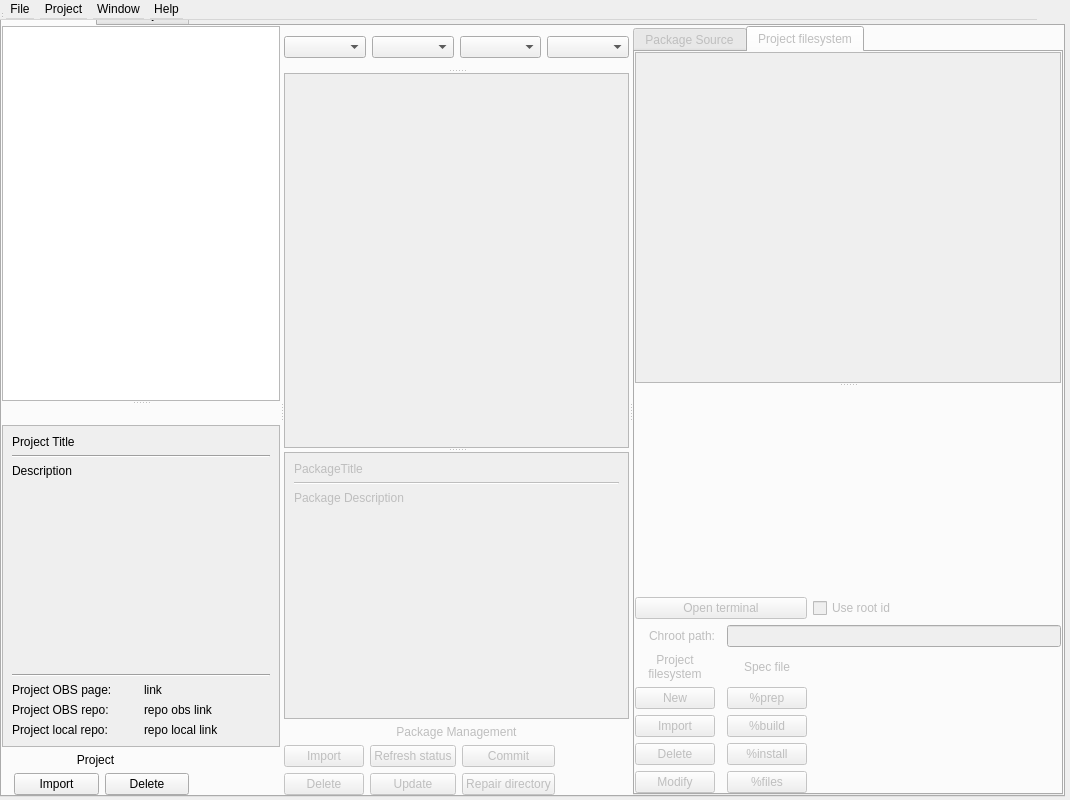
Old version of the form obslight/ObsLightGui/ui/obsLightMain.ui in the repository ronan22/obs-light.
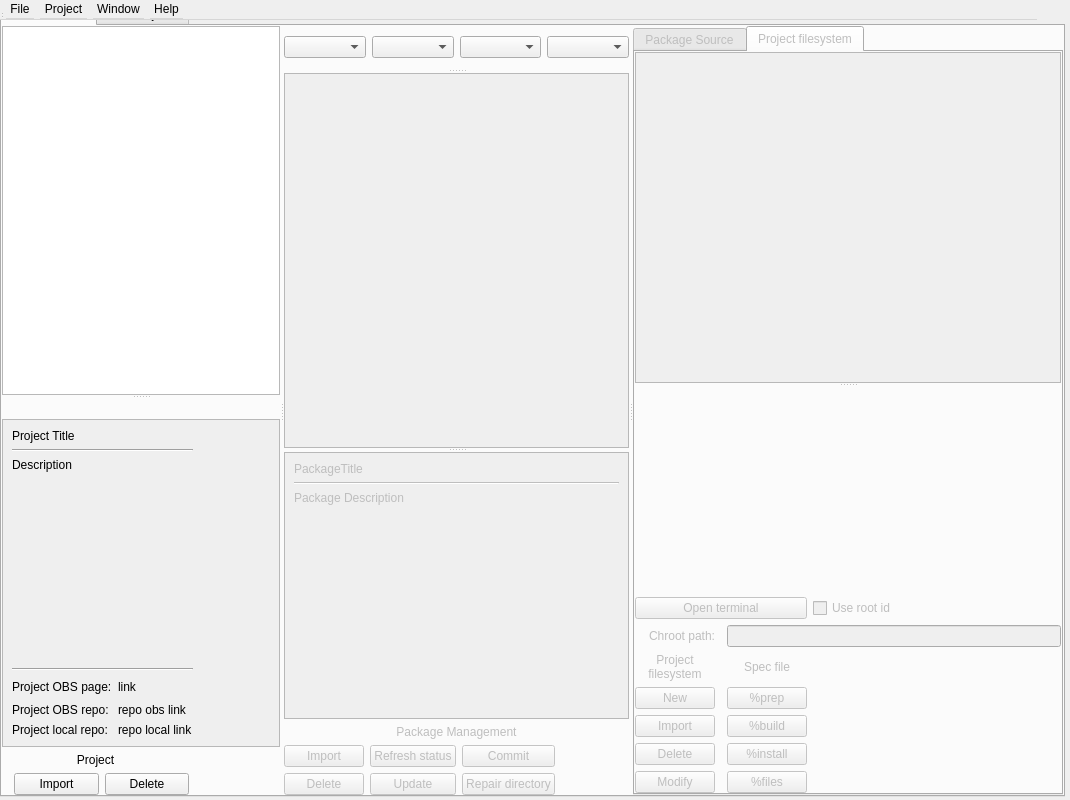
New version of the form. The open tabs and pages were chosen to show the change. Icons and pictures are not drawn. Custom widgets are drawn as their Qt base class.

The edit to the form file:
```diff
--- a/obslight/ObsLightGui/ui/obsLightMain.ui
+++ b/obslight/ObsLightGui/ui/obsLightMain.ui
@@ -133,15 +133,15 @@
                   <height>301</height>
                  </rect>
                 </property>
-                <layout class="QGridLayout" name="gridLayout_2" columnstretch="0,0">
-                 <item row="0" column="0" colspan="2">
+                <layout class="QGridLayout" name="gridLayout_2" columnstretch="0,0,0">
+                 <item row="0" column="0" colspan="3">
                   <widget class="QLabel" name="projectTitleLabel">
                    <property name="text">
                     <string>Project Title</string>
                    </property>
                   </widget>
                  </item>
-                 <item row="2" column="0" colspan="2">
+                 <item row="2" column="0" colspan="3">
                   <widget class="QLabel" name="projectDescriptionLabel">
                    <property name="text">
                     <string>Description</string>
@@ -150,6 +150,12 @@
                  </item>
                  <item row="5" column="0">
                   <widget class="QLabel" name="projectPageLabel">
+                   <property name="sizePolicy">
+                    <sizepolicy hsizetype="Minimum" vsizetype="Preferred">
+                     <horstretch>0</horstretch>
+                     <verstretch>0</verstretch>
+                    </sizepolicy>
+                   </property>
                    <property name="text">
                     <string>Project OBS page:</string>
                    </property>
@@ -176,6 +182,12 @@
                  </item>
                  <item row="6" column="0">
                   <widget class="QLabel" name="projectRepoPageLabel">
+                   <property name="sizePolicy">
+                    <sizepolicy hsizetype="Minimum" vsizetype="Preferred">
+                     <horstretch>0</horstretch>
+                     <verstretch>0</verstretch>
+                    </sizepolicy>
+                   </property>
                    <property name="text">
                     <string>Project OBS repo:</string>
                    </property>
@@ -191,7 +203,7 @@
                    </property>
                   </widget>
                  </item>
-                 <item row="3" column="0">
+                 <item row="3" column="0" colspan="2">
                   <spacer name="verticalSpacer_6">
                    <property name="orientation">
                     <enum>Qt::Vertical</enum>
@@ -220,6 +232,12 @@
                  </item>
                  <item row="7" column="0">
                   <widget class="QLabel" name="projectRepoPageLabel_2">
+                   <property name="sizePolicy">
+                    <sizepolicy hsizetype="Minimum" vsizetype="Preferred">
+                     <horstretch>0</horstretch>
+                     <verstretch>0</verstretch>
+                    </sizepolicy>
+                   </property>
                    <property name="text">
                     <string>Project local repo:</string>
                    </property>
@@ -235,6 +253,19 @@
                    </property>
                   </widget>
                  </item>
+                 <item row="5" column="2">
+                  <spacer name="horizontalSpacer_12">
+                   <property name="orientation">
+                    <enum>Qt::Horizontal</enum>
+                   </property>
+                   <property name="sizeHint" stdset="0">
+                    <size>
+                     <width>40</width>
+                     <height>20</height>
+                    </size>
+                   </property>
+                  </spacer>
+                 </item>
                 </layout>
                </widget>
               </widget>
```
Left out of the diff: 5 changed lines with no effect on the pictures.
